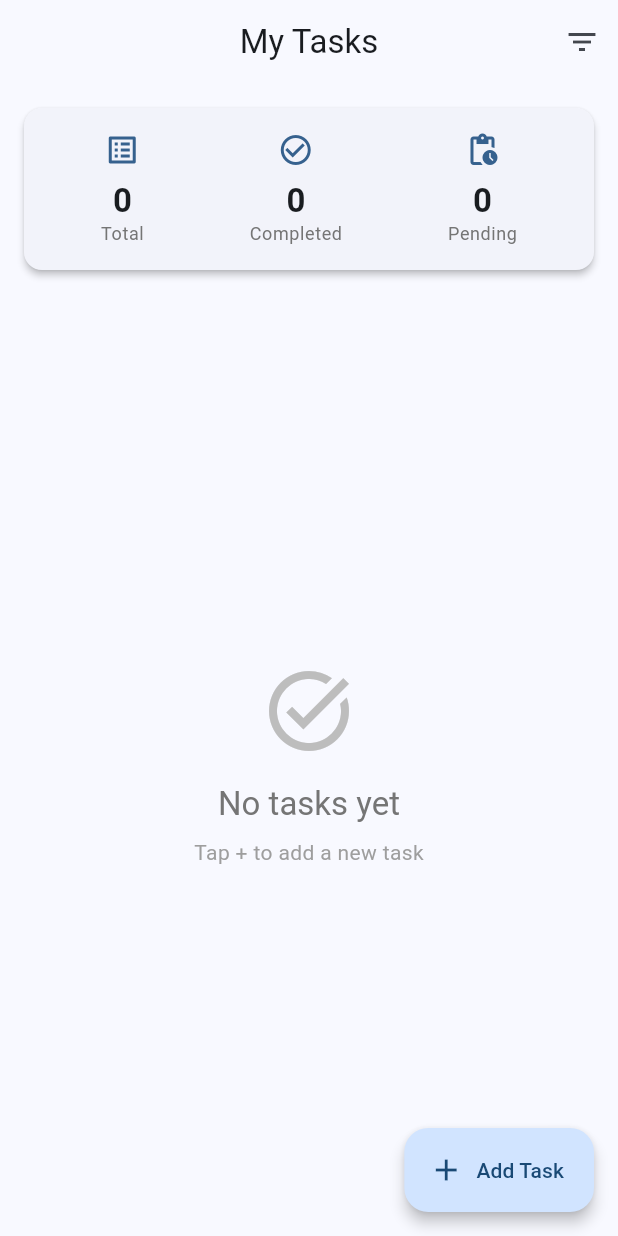
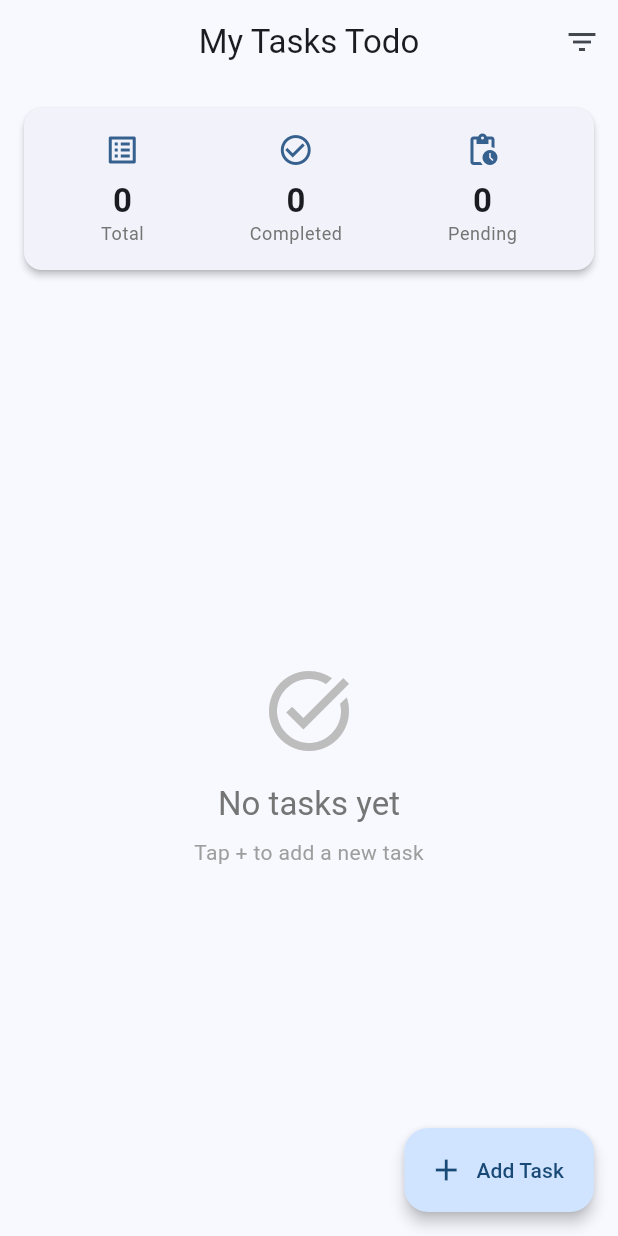
Before and after one commit to sokheangret/todo, a Flutter app: the screen it shows after launch, on a phone screen of 412 x 824 dp. Run offline on Flutter 3.47's test engine with Material 3 defaults, Android fonts, the phone set to English and light mode, and no system bars; our stand-ins replace get, hive, hive_flutter; accounts and stored records are empty.

Commit message:
update title

```diff
--- a/lib/app/screens/home_screen.dart
+++ b/lib/app/screens/home_screen.dart
@@ -14,7 +14,7 @@ class HomeScreen extends StatelessWidget {
 
     return Scaffold(
       appBar: AppBar(
-        title: const Text('My Tasks'),
+        title: const Text('My Tasks Todo'),
         actions: [
           IconButton(
             icon: const Icon(Icons.filter_list),
```
